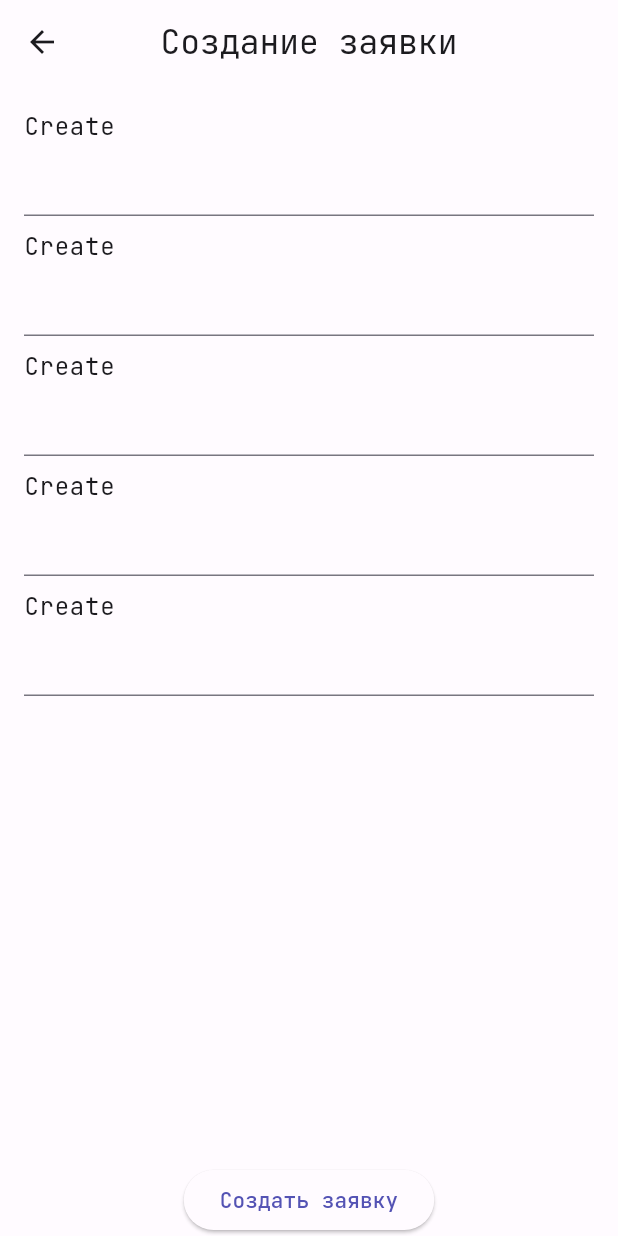
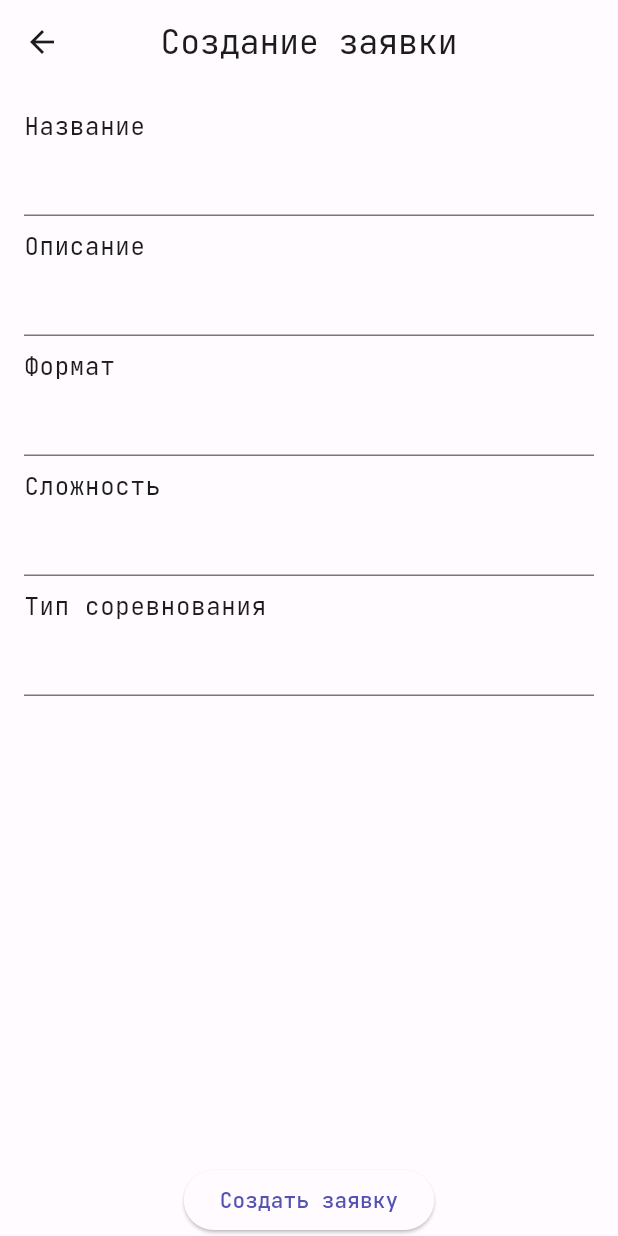
Before and after one commit to netos23/fsp_russia_app, a Flutter app: the CreateContestView screen opened directly, on a phone screen of 412 x 824 dp. Run offline on Flutter 3.47's test engine with Material 2 defaults, Android fonts, the phone set to English and light mode, and no system bars; our stand-ins replace auto_route, dio, fl_chart, flutter_markdown, flutter_rating_stars, flutter_svg and 10 more; missing offline and left inert: youtube; accounts and stored records are empty; generated files the repository leaves out were written again; network calls fail.

```diff
--- a/lib/screens/create_contest/create_contest_view.dart
+++ b/lib/screens/create_contest/create_contest_view.dart
@@ -14,19 +14,19 @@ class CreateContestView extends StatelessWidget {
         padding: const EdgeInsets.all(16.0),
         child: ListView(
           children: [
-            Text('Create', style: Theme.of(context).textTheme.bodyLarge?.copyWith(color: Theme.of(context).colorScheme.onBackground),),
+            Text('Название', style: Theme.of(context).textTheme.bodyLarge?.copyWith(color: Theme.of(context).colorScheme.onBackground),),
             TextFormField(),
             SizedBox(height: 8,),
-            Text('Create', style: Theme.of(context).textTheme.bodyLarge?.copyWith(color: Theme.of(context).colorScheme.onBackground),),
+            Text('Описание', style: Theme.of(context).textTheme.bodyLarge?.copyWith(color: Theme.of(context).colorScheme.onBackground),),
             TextFormField(),
             SizedBox(height: 8,),
-            Text('Create', style: Theme.of(context).textTheme.bodyLarge?.copyWith(color: Theme.of(context).colorScheme.onBackground),),
+            Text('Формат', style: Theme.of(context).textTheme.bodyLarge?.copyWith(color: Theme.of(context).colorScheme.onBackground),),
             TextFormField(),
             SizedBox(height: 8,),
-            Text('Create', style: Theme.of(context).textTheme.bodyLarge?.copyWith(color: Theme.of(context).colorScheme.onBackground),),
+            Text('Сложность', style: Theme.of(context).textTheme.bodyLarge?.copyWith(color: Theme.of(context).colorScheme.onBackground),),
             TextFormField(),
             SizedBox(height: 8,),
-            Text('Create', style: Theme.of(context).textTheme.bodyLarge?.copyWith(color: Theme.of(context).colorScheme.onBackground),),
+            Text('Тип соревнования', style: Theme.of(context).textTheme.bodyLarge?.copyWith(color: Theme.of(context).colorScheme.onBackground),),
             TextFormField(),
           ],
         ),
```
